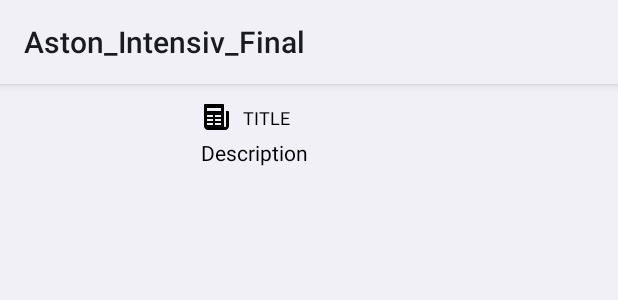
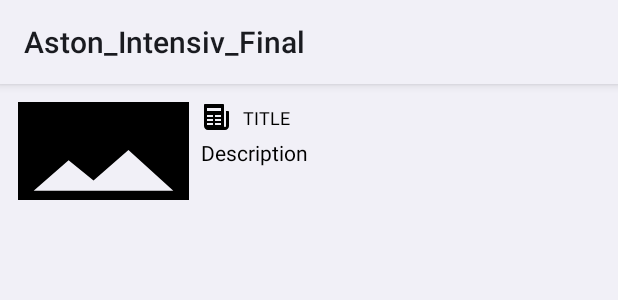
Before and after one commit to RudachenkoRoman/News, an Android app: the layout item_news.xml on its own in the app's theme, with its tools: preview values and no code run, on a phone screen of 412 x 824 dp. Shown: the top 300 px of the screen. Run offline under Robolectric (Android 15) with nearby library versions, the phone set to English and light mode, and no system bars; network calls fail.

Commit message:
add icon source

```diff
--- a/app/src/main/java/com/rudachenkoroman/astonIntensivFinal/ui/fragment/GeneralFragment.kt
+++ b/app/src/main/java/com/rudachenkoroman/astonIntensivFinal/ui/fragment/GeneralFragment.kt
@@ -10,7 +10,6 @@ import androidx.recyclerview.widget.DividerItemDecoration
 import androidx.recyclerview.widget.LinearLayoutManager
 import com.rudachenkoroman.astonIntensivFinal.R
 import com.rudachenkoroman.astonIntensivFinal.adapter.NewsAdapter
-import com.rudachenkoroman.astonIntensivFinal.api.NewsApi
 import com.rudachenkoroman.astonIntensivFinal.api.RetrofitInstance
 import com.rudachenkoroman.astonIntensivFinal.databinding.FragmentGeneralBinding
 import com.rudachenkoroman.astonIntensivFinal.model.news.Article
--- a/app/src/main/java/com/rudachenkoroman/astonIntensivFinal/ui/fragment/HeadlinesFragment.kt
+++ b/app/src/main/java/com/rudachenkoroman/astonIntensivFinal/ui/fragment/HeadlinesFragment.kt
@@ -51,9 +51,9 @@ class HeadlinesFragment : Fragment() {
                         viewPager2.currentItem = tab.position
                     }
                     when(viewPager2.currentItem){
-                        0-> NewsApi.requestCategorySearch(GeneralFragment.GENERAL)
-                        1-> NewsApi.requestCategorySearch(BusinessFragment.BUSINESS)
-                        2-> NewsApi.requestCategorySearch(ScienceFragment.SCIENCE)
+                        0-> NewsApi.result = GeneralFragment.GENERAL
+                        1-> NewsApi.result = BusinessFragment.BUSINESS
+                        2-> NewsApi.result = ScienceFragment.SCIENCE
                     }
                 }
 
--- a/app/src/main/java/com/rudachenkoroman/astonIntensivFinal/ui/fragment/SourcesFragment.kt
+++ b/app/src/main/java/com/rudachenkoroman/astonIntensivFinal/ui/fragment/SourcesFragment.kt
@@ -13,7 +13,6 @@ import com.rudachenkoroman.astonIntensivFinal.adapter.SourceAdapter
 import com.rudachenkoroman.astonIntensivFinal.api.RetrofitInstance
 import com.rudachenkoroman.astonIntensivFinal.databinding.FragmentSourcesBinding
 import com.rudachenkoroman.astonIntensivFinal.model.data.NewsDataSource
-import com.rudachenkoroman.astonIntensivFinal.model.news.NewsResponse
 import com.rudachenkoroman.astonIntensivFinal.model.source.Source
 import com.rudachenkoroman.astonIntensivFinal.model.source.SourceResponse
 import com.rudachenkoroman.astonIntensivFinal.presenter.source.SourcePresenter
@@ -38,7 +37,6 @@ class SourcesFragment : Fragment() , ViewHome.SourceView {
         val datasource = NewsDataSource(requireContext())
         presenter = SourcePresenter(this,datasource)
         presenter.requestAll()
-
         toolbarInit()
         toolbarMenuItemClick()
         createRecycle()
@@ -119,6 +117,4 @@ class SourcesFragment : Fragment() , ViewHome.SourceView {
         }
         private const val COUNTY_CODE_US = "us"
     }
-
-
 }
--- a/app/src/main/res/drawable/placeholder_news_item.xml
+++ b/app/src/main/res/drawable/placeholder_news_item.xml
@@ -7,8 +7,8 @@
 
     <group
         android:scaleX="1.4"
-        android:scaleY="0.9"
-        android:translateX="-5"
+        android:scaleY="0.95"
+        android:translateX="-4.8"
         android:translateY="0.4">
         <path
             android:fillColor="@android:color/white"
--- a/app/src/main/res/layout/item_news.xml
+++ b/app/src/main/res/layout/item_news.xml
@@ -12,17 +12,18 @@
         android:layout_width="114dp"
         android:layout_height="65dp"
         android:scaleType="centerCrop"
+        android:src="@drawable/placeholder_news_item"
         app:layout_constraintBottom_toBottomOf="parent"
         app:layout_constraintStart_toStartOf="parent"
         app:layout_constraintTop_toTopOf="parent" />
 
     <ImageView
-        android:id="@+id/articleChannel"
+        android:id="@+id/articleImageSource"
         android:layout_width="20dp"
         android:layout_height="20dp"
         android:layout_marginStart="8dp"
         android:scaleType="centerCrop"
-        android:src="@drawable/item_news_icon"
+        android:src="@drawable/placeholder_source_item"
         app:layout_constraintStart_toEndOf="@+id/articleImage"
         app:layout_constraintTop_toTopOf="parent" />
 
@@ -37,7 +38,7 @@
         android:textColor="@color/black"
         android:textSize="12sp"
         app:layout_constraintEnd_toEndOf="parent"
-        app:layout_constraintStart_toEndOf="@+id/articleChannel"
+        app:layout_constraintStart_toEndOf="@+id/articleImageSource"
         app:layout_constraintTop_toTopOf="parent"
         tools:text="@string/title" />
 
@@ -53,7 +54,7 @@
         android:textColor="@color/black"
         app:layout_constraintEnd_toEndOf="parent"
         app:layout_constraintStart_toEndOf="@+id/articleImage"
-        app:layout_constraintTop_toBottomOf="@+id/articleChannel"
+        app:layout_constraintTop_toBottomOf="@+id/articleImageSource"
         tools:text="@string/description" />
 
 </androidx.constraintlayout.widget.ConstraintLayout>
--- a/app/src/main/res/layout/item_news_search.xml
+++ b/app/src/main/res/layout/item_news_search.xml
@@ -23,7 +23,7 @@
         android:layout_height="20dp"
         android:layout_marginStart="8dp"
         android:scaleType="centerCrop"
-        android:src="@drawable/item_news_icon"
+        android:src="@drawable/placeholder_source_item"
         app:layout_constraintStart_toEndOf="@+id/articleImageSearch"
         app:layout_constraintTop_toTopOf="parent" />
 
```
Also changed, not shown: app/src/main/java/com/rudachenkoroman/astonIntensivFinal/adapter/NewsAdapter.kt (+11 -7 lines), app/src/main/java/com/rudachenkoroman/astonIntensivFinal/adapter/SourceAdapter.kt (+2 -6 lines), app/src/main/java/com/rudachenkoroman/astonIntensivFinal/api/NewsApi.kt (+5 -9 lines), app/src/main/java/com/rudachenkoroman/astonIntensivFinal/ui/fragment/DetailSourceFragment.kt (+9 -6 lines), app/src/main/java/com/rudachenkoroman/astonIntensivFinal/ui/fragment/SearchFragment.kt (+0 -11 lines), app/src/main/java/com/rudachenkoroman/astonIntensivFinal/util/Extensions.kt (+24 -0 lines), app/src/main/java/com/rudachenkoroman/astonIntensivFinal/util/NameSource.kt (added, +18 -0 lines), app/src/main/res/drawable/placeholder_source_item.xml (renamed from app/src/main/res/drawable/item_news_icon.xml), app/src/main/res/raw/abc_news.png (added), app/src/main/res/raw/al_jazeera_news.png (added), app/src/main/res/raw/ars_technica_news.png (added), app/src/main/res/raw/bbc_news.png (added), app/src/main/res/raw/cnbc_news.png (added), app/src/main/res/raw/cnn_news.png (added).
